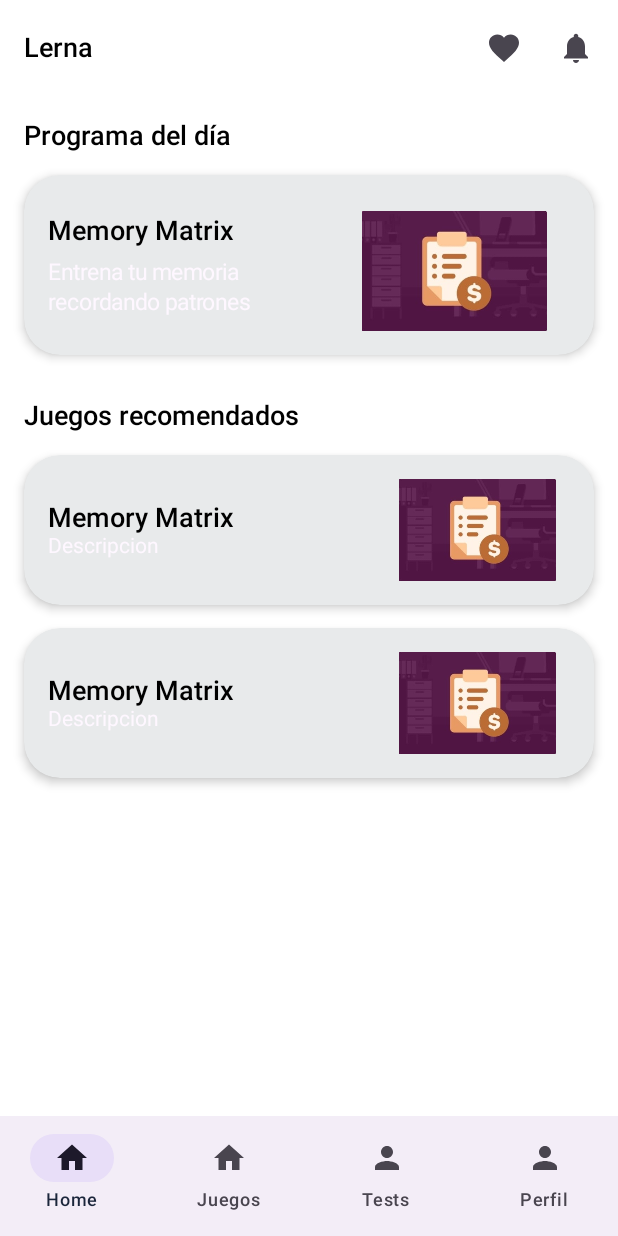
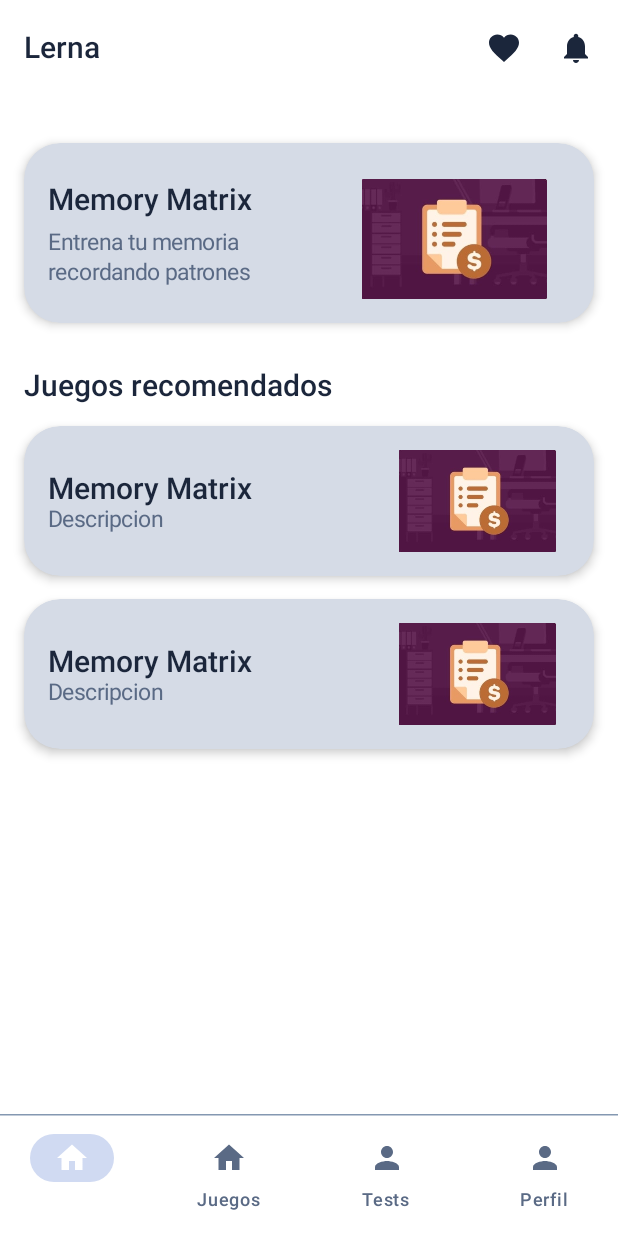
Before and after one commit to NegK01/Lerna, an Android app built with Jetpack Compose: the screen it shows after launch (MainActivity), on a phone screen of 412 x 824 dp. Run offline under Robolectric (Android 15) with nearby library versions, the phone set to English and light mode, and no system bars.

Commit message:
feat(home): ajustar UI de cards y paleta de colores para issue #2

```diff
--- a/app/src/main/java/com/negk/lerna/MainActivity.kt
+++ b/app/src/main/java/com/negk/lerna/MainActivity.kt
@@ -9,17 +9,24 @@ import android.os.Bundle
 import androidx.activity.ComponentActivity
 import androidx.activity.compose.setContent
 import androidx.activity.enableEdgeToEdge
+import androidx.compose.foundation.layout.Column
+import androidx.compose.foundation.layout.height
 import androidx.compose.foundation.layout.padding
 import androidx.compose.material.icons.Icons
 import androidx.compose.material.icons.filled.Home
 import androidx.compose.material.icons.filled.Person
+import androidx.compose.material3.Divider
+import androidx.compose.material3.HorizontalDivider
 import androidx.compose.material3.Icon
+import androidx.compose.material3.MaterialTheme
 import androidx.compose.material3.NavigationBar
 import androidx.compose.material3.NavigationBarItem
 import androidx.compose.material3.Scaffold
 import androidx.compose.material3.Text
+import androidx.compose.material3.TopAppBarDefaults
 import androidx.compose.runtime.getValue
 import androidx.compose.ui.Modifier
+import androidx.compose.ui.unit.dp
 import androidx.navigation.NavGraph.Companion.findStartDestination
 import androidx.navigation.compose.NavHost
 import androidx.navigation.compose.composable
@@ -52,13 +59,19 @@ class MainActivity : ComponentActivity() {
                         Header()
                     },
                     bottomBar = {
-                        // Barra de navegación inferior
-                        NavigationBar {
+                        Column {
+                            HorizontalDivider(
+                                color = MaterialTheme.colorScheme.outline.copy(alpha = 0.9f),
+                                thickness = 1.dp
+                            )
+                            NavigationBar(
+                                containerColor = MaterialTheme.colorScheme.background,
+                                contentColor = MaterialTheme.colorScheme.onSurface
+                            ) {
                                 val navBackStackEntry by navController.currentBackStackEntryAsState()
                                 val currentRoute = navBackStackEntry?.destination?.route
                                 items.forEach { screen ->
                                     val (icon, label) = when (screen) {
-                                    // Iconos y etiquetas para cada pantalla de la barra de navegación
                                         Screen.Home -> Icons.Default.Home to "Home"
                                         Screen.Games -> Icons.Default.Home to "Juegos"
                                         Screen.Tests -> Icons.Default.Person to "Tests"
@@ -68,20 +81,28 @@ class MainActivity : ComponentActivity() {
                                         selected = currentRoute == screen.route,
                                         onClick = {
                                             navController.navigate(screen.route) {
-                                            popUpTo(navController.graph.findStartDestination().id) {
-                                                saveState = true
-                                            }
+                                                popUpTo(navController.graph.findStartDestination().id) { saveState = true }
                                                 launchSingleTop = true
                                                 restoreState = true
                                             }
                                         },
                                         icon = { Icon(icon, contentDescription = label) },
-                                    label = { Text(label) }
+                                        label = { Text(label) },
+                                        alwaysShowLabel = true,
+                                        colors = androidx.compose.material3.NavigationBarItemDefaults.colors(
+                                            selectedIconColor = MaterialTheme.colorScheme.onPrimary,
+                                            unselectedIconColor = MaterialTheme.colorScheme.onSurfaceVariant,
+                                            selectedTextColor = MaterialTheme.colorScheme.onPrimary,
+                                            unselectedTextColor = MaterialTheme.colorScheme.onSurfaceVariant,
+                                            indicatorColor = MaterialTheme.colorScheme.surfaceVariant // el "pill" de selección
+                                        )
                                     )
                                 }
                             }
                         }
+                    }
                 ) { inner ->
+
                     // Host de navegación: define las rutas y composables de cada pantalla
                     NavHost(
                         navController = navController,
--- a/app/src/main/java/com/negk/lerna/ui/components/Header.kt
+++ b/app/src/main/java/com/negk/lerna/ui/components/Header.kt
@@ -38,19 +38,21 @@ fun Header(
             IconButton(onClick = onStreakClick) {
                 Icon(
                     imageVector = Icons.Default.Favorite,
-                    contentDescription = "Racha"
+                    contentDescription = "Racha",
+                    tint = MaterialTheme.colorScheme.onSurface
                 )
             }
             IconButton(onClick = onNotificationClick) {
                 Icon(
                     imageVector = Icons.Default.Notifications,
-                    contentDescription = "Notificaciones"
+                    contentDescription = "Notificaciones",
+                    tint = MaterialTheme.colorScheme.onSurface
                 )
             }
         },
         modifier = modifier,
         colors = TopAppBarDefaults.topAppBarColors(
-            containerColor = MaterialTheme.colorScheme.surface
+            containerColor = MaterialTheme.colorScheme.background
         )
     )
 }
--- a/app/src/main/java/com/negk/lerna/ui/screens/home/HomeScreen.kt
+++ b/app/src/main/java/com/negk/lerna/ui/screens/home/HomeScreen.kt
@@ -1,7 +1,9 @@
 package com.negk.lerna.ui.screens.home
 
+import androidx.compose.foundation.background
 import androidx.compose.foundation.layout.Column
 import androidx.compose.foundation.layout.Spacer
+import androidx.compose.foundation.layout.fillMaxSize
 import androidx.compose.foundation.layout.height
 import androidx.compose.foundation.layout.padding
 import androidx.compose.material3.MaterialTheme
@@ -23,12 +25,12 @@ import com.negk.lerna.ui.screens.home.components.RecommendedGameCard
  */
 @Composable
 fun HomeScreen(navController: NavController) {
-    Column(modifier = Modifier.padding(16.dp)) {
-        Text(
-            text = "Programa del día",
-            style = MaterialTheme.typography.titleLarge,
-            color = MaterialTheme.colorScheme.onBackground,
-        )
+    Column(
+        modifier = Modifier
+            .padding(16.dp)
+            .fillMaxSize()
+            .background(MaterialTheme.colorScheme.background)
+    ) {
 
         Spacer(modifier = Modifier.height(15.dp))
 
--- a/app/src/main/java/com/negk/lerna/ui/screens/home/components/DailyProgramCard.kt
+++ b/app/src/main/java/com/negk/lerna/ui/screens/home/components/DailyProgramCard.kt
@@ -62,7 +62,6 @@ fun DailyProgramCard(
 				modifier = Modifier.weight(1f).fillMaxWidth(),
 				verticalAlignment = Alignment.CenterVertically,
 			) {
-				// Columna de texto a la izquierda
 				Column(
 					modifier = Modifier.weight(1f),
 					verticalArrangement = Arrangement.Center
@@ -76,11 +75,10 @@ fun DailyProgramCard(
 					Text(
 						text = description,
 						style = MaterialTheme.typography.bodyMedium,
-						color = MaterialTheme.colorScheme.surfaceBright,
+						color = MaterialTheme.colorScheme.onSurfaceVariant,
 						textAlign = TextAlign.Start
 					)
 				}
-				// Imagen a la derecha
 				Image(
 					painter = painterResource(id = imageResource),
 					contentDescription = null,
--- a/app/src/main/java/com/negk/lerna/ui/screens/home/components/RecommendedGameCard.kt
+++ b/app/src/main/java/com/negk/lerna/ui/screens/home/components/RecommendedGameCard.kt
@@ -32,7 +32,7 @@ fun RecommendedGameCard(
     BaseCard(
         modifier = modifier
             .height(height)
-            .clickable(onClick = onButtonClick), // Toda la card es clickeable
+            .clickable(onClick = onButtonClick),
         backgroundColor = MaterialTheme.colorScheme.surface
     ) {
         Column(
@@ -45,7 +45,6 @@ fun RecommendedGameCard(
                     .fillMaxWidth(),
                 verticalAlignment = Alignment.CenterVertically,
             ) {
-                // Columna de texto a la izquierda
                 Column(
                     modifier = Modifier.weight(1f),
                     verticalArrangement = Arrangement.Center
@@ -57,13 +56,11 @@ fun RecommendedGameCard(
                     )
                     Text(
                         text = description,
-                        style = MaterialTheme.typography.titleMedium,
-                        color = MaterialTheme.colorScheme.surfaceBright,
+                        style = MaterialTheme.typography.bodyMedium,
+                        color = MaterialTheme.colorScheme.onSurfaceVariant,
                         textAlign = TextAlign.Start
                     )
                 }
-
-                // Imagen a la derecha
                 Image(
                     painter = painterResource(id = imageResource),
                     contentDescription = null,
--- a/app/src/main/java/com/negk/lerna/ui/theme/Theme.kt
+++ b/app/src/main/java/com/negk/lerna/ui/theme/Theme.kt
@@ -2,12 +2,7 @@ package com.negk.lerna.ui.theme
 
 import android.os.Build
 import androidx.compose.foundation.isSystemInDarkTheme
-import androidx.compose.material3.MaterialTheme
-import androidx.compose.material3.Typography
-import androidx.compose.material3.darkColorScheme
-import androidx.compose.material3.dynamicDarkColorScheme
-import androidx.compose.material3.dynamicLightColorScheme
-import androidx.compose.material3.lightColorScheme
+import androidx.compose.material3.*
 import androidx.compose.runtime.Composable
 import androidx.compose.ui.graphics.Color
 import androidx.compose.ui.platform.LocalContext
@@ -15,35 +10,58 @@ import androidx.compose.ui.text.TextStyle
 import androidx.compose.ui.text.font.FontWeight
 import androidx.compose.ui.unit.sp
 
-// 🎨 Paleta clara
+// 🎨 Colores base comunes
+private val PrimaryBlue = Color(0xFF1B263B)    // Azul marino elegante → usado como principal
+private val SecondaryBlue = Color(0xFF415A77)  // Azul secundario para acentos
+private val TertiaryBlue = Color(0xFF778DA9)   // Azul grisáceo → decorativo, iconos, bordes
+
+// Fondos
+private val BackgroundDark = Color(0xFF0D1B2A) // Fondo principal dark
+private val SurfaceDark = Color(0xFF232E49)    // Cards/Dialogs dark //0xFF232E49 //normal 0xFF1B263B
+private val BackgroundLight = Color(0xFFFFFFFF) // Fondo principal light
+private val SurfaceLight = Color(0xFFE8EEF8)   // Cards/Dialogs light
+
+// Texto
+private val TextLight = Color(0xFF1B263B)          // Texto principal light
+private val TextSecondaryLight = Color(0xFF5A6A85) // Texto secundario light
+private val TextDark = Color(0xFFE0E0E0)           // Texto principal dark
+private val TextSecondaryDark = Color(0xFFB0BED0)  // Texto secundario dark
+
+// Estado de selección
+private val SelectedLight = Color(0xFFD0DAF2)  // Selección en modo claro
+private val SelectedDark = Color(0xFF2C3A57)   // Selección en modo oscuro
+
 private val LightColorScheme = lightColorScheme(
-    primary = Color(0xFF0D1B2A),   // Azul marino oscuro
-    secondary = Color(0xFF1B263B), // Azul marino distinto
-    tertiary = Color(0xFF415A77),  // Azul complementario
-    background = Color(0xFFFFFFFF), // Blanco
-    surface = Color(0xFFFFFFFF),    // Blanco
+    primary = PrimaryBlue,        // Botones, énfasis
     onPrimary = Color.White,
+    secondary = SecondaryBlue,    // Acentos
     onSecondary = Color.White,
+    tertiary = TertiaryBlue,      // Decoración
     onTertiary = Color.White,
-    onBackground = Color(0xFF000000), // Texto negro
-    onSurface = Color(0xFF000000)     // Texto negro
+    background = BackgroundLight, // Fondo de la app
+    onBackground = TextLight,
+    surface = SurfaceLight,       // Fondos de cards/dialogs
+    onSurface = TextLight,
+    onSurfaceVariant = TextSecondaryLight,
+    surfaceVariant = SelectedLight, // Usado para items seleccionados
+    outline = TertiaryBlue
 )
 
-// 🎨 Paleta oscura
 private val DarkColorScheme = darkColorScheme(
-    primary = Color(0xFF1B263B),   // Azul marino intermedio → para cards y botones destacados
-    secondary = Color(0xFF415A77), // Azul un poco más claro → para acentos y estados secundarios
-    tertiary = Color(0xFF778DA9),  // Azul grisáceo → decorativo, iconos de soporte
-    background = Color(0xFF0D1B2A), // Azul marino muy oscuro → fondo de la pantalla
-    surface = Color(0xFF1B263B),   // Igual al primary, pero dedicado a cards/dialogs
-    surfaceBright = Color(0xFFE0E8F2),   // Igual al primary, pero dedicado a cards/dialogs
-    onPrimary = Color.White,       // Texto sobre primary
-    onSecondary = Color.White,     // Texto sobre secondary
-    onTertiary = Color.White,      // Texto sobre tertiary
-    onBackground = Color(0xFFE0E0E0), // Texto sobre fondo (gris claro)
-    onSurface = Color.White        // Texto sobre cards/surfaces
+    primary = PrimaryBlue,
+    onPrimary = Color.White,
+    secondary = SecondaryBlue,
+    onSecondary = Color.White,
+    tertiary = TertiaryBlue,
+    onTertiary = Color.White,
+    background = BackgroundDark,
+    onBackground = TextDark,
+    surface = SurfaceDark,
+    onSurface = TextDark,
+    onSurfaceVariant = TextSecondaryDark,
+    surfaceVariant = SelectedDark, // Usado para items seleccionados
+    outline = TertiaryBlue
 )
-
 
 @Composable
 fun LernaTheme(
@@ -51,13 +69,11 @@ fun LernaTheme(
     dynamicColor: Boolean = false,
     content: @Composable () -> Unit
 ) {
-    val colorScheme1 = if (darkTheme) DarkColorScheme else LightColorScheme
     val colorScheme = when {
         dynamicColor && Build.VERSION.SDK_INT >= Build.VERSION_CODES.S -> {
             val context = LocalContext.current
             if (darkTheme) dynamicDarkColorScheme(context) else dynamicLightColorScheme(context)
         }
-
         darkTheme -> DarkColorScheme
         else -> LightColorScheme
     }
@@ -65,22 +81,27 @@ fun LernaTheme(
     val AppTypography = Typography(
         titleLarge = TextStyle(
             fontWeight = FontWeight.SemiBold,
-            fontSize = 18.sp,
-            lineHeight = 24.sp
+            fontSize = 20.sp,
+            lineHeight = 26.sp
         ),
         titleMedium = TextStyle(
-            fontSize = 14.sp,
-            lineHeight = 20.sp
+            fontWeight = FontWeight.Medium,
+            fontSize = 16.sp,
+            lineHeight = 22.sp
         ),
         bodyMedium = TextStyle(
             fontSize = 15.sp,
             lineHeight = 20.sp,
-            color = if (darkTheme) Color(0xFFE0E0E0) else Color(0xFF666666) // Texto gris secundario
+            color = if (darkTheme) TextSecondaryDark else TextSecondaryLight
+        ),
+        bodySmall = TextStyle(
+            fontSize = 13.sp,
+            color = if (darkTheme) TextSecondaryDark else TextSecondaryLight
         )
     )
 
     MaterialTheme(
-        colorScheme = colorScheme1,
+        colorScheme = colorScheme,
         typography = AppTypography,
         content = content
     )
```
Lines whose indentation alone changed are shown as unchanged.
